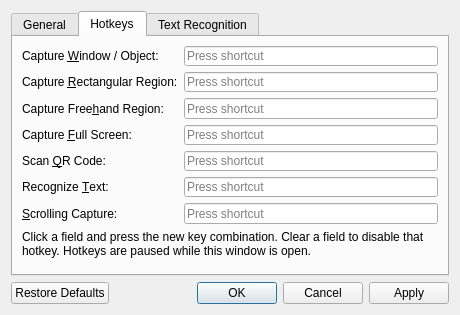
Above: src/settings/SettingsDialog.ui from ChickenSeller/glimpse before the change. Below: the same form after it.
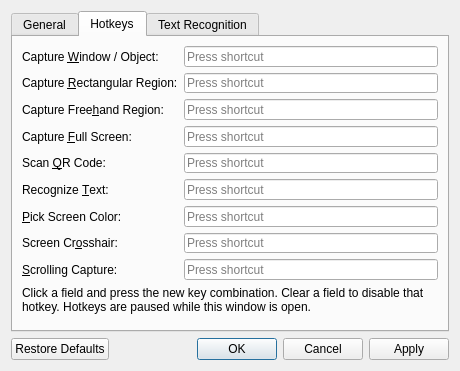
That is the form after the change. The open tabs and pages were chosen to show the change. Custom widgets are drawn as their Qt base class.

Commit message: Add screen color picker and screen crosshair

Diff of the .ui file:
```diff
--- a/src/settings/SettingsDialog.ui
+++ b/src/settings/SettingsDialog.ui
@@ -197,6 +197,32 @@
           <widget class="HotkeyEdit" name="ocrHotkeyEdit"/>
          </item>
          <item row="6" column="0">
+          <widget class="QLabel" name="colorHotkeyLabel">
+           <property name="text">
+            <string>&amp;Pick Screen Color:</string>
+           </property>
+           <property name="buddy">
+            <cstring>colorHotkeyEdit</cstring>
+           </property>
+          </widget>
+         </item>
+         <item row="6" column="1">
+          <widget class="HotkeyEdit" name="colorHotkeyEdit"/>
+         </item>
+         <item row="7" column="0">
+          <widget class="QLabel" name="crosshairHotkeyLabel">
+           <property name="text">
+            <string>Screen Cr&amp;osshair:</string>
+           </property>
+           <property name="buddy">
+            <cstring>crosshairHotkeyEdit</cstring>
+           </property>
+          </widget>
+         </item>
+         <item row="7" column="1">
+          <widget class="HotkeyEdit" name="crosshairHotkeyEdit"/>
+         </item>
+         <item row="8" column="0">
           <widget class="QLabel" name="scrollHotkeyLabel">
            <property name="text">
             <string>&amp;Scrolling Capture:</string>
@@ -206,7 +232,7 @@
            </property>
           </widget>
          </item>
-         <item row="6" column="1">
+         <item row="8" column="1">
           <widget class="HotkeyEdit" name="scrollHotkeyEdit"/>
          </item>
         </layout>
```
The commit also changes 20 other files.
